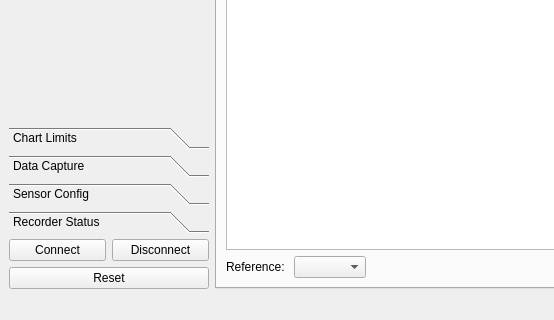
The window that src/main/python/ui/app.ui (3ll3d00d/qvibe-analyser) describes before a commit, drawn with Qt 5; both pictures show x 0 to 554 and y 409 to 729 of the 1426 by 729 pixel window.
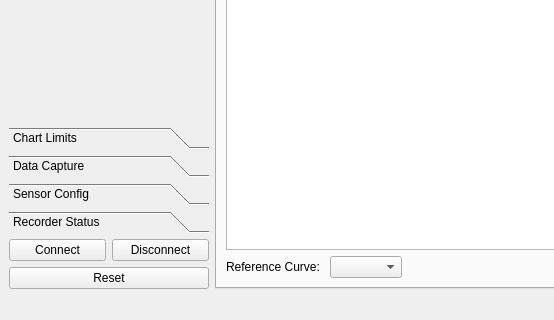
The same window after the commit. The open tabs and pages were chosen to show the change. Custom widgets are drawn as their Qt base class.

Commit message: make the reference combobox expand to fit curve names #9

The edit to the form file:
```diff
--- a/src/main/python/ui/app.ui
+++ b/src/main/python/ui/app.ui
@@ -935,12 +935,22 @@
             <item>
              <widget class="QLabel" name="refCurveLabel">
               <property name="text">
-               <string>Reference: </string>
+               <string>Reference Curve: </string>
               </property>
              </widget>
             </item>
             <item>
-             <widget class="QComboBox" name="refCurve"/>
+             <widget class="QComboBox" name="refCurve">
+              <property name="sizePolicy">
+               <sizepolicy hsizetype="Minimum" vsizetype="Fixed">
+                <horstretch>0</horstretch>
+                <verstretch>0</verstretch>
+               </sizepolicy>
+              </property>
+              <property name="sizeAdjustPolicy">
+               <enum>QComboBox::AdjustToContents</enum>
+              </property>
+             </widget>
             </item>
             <item>
              <spacer name="horizontalSpacer_3">
```
The commit also changes 2 other files.
